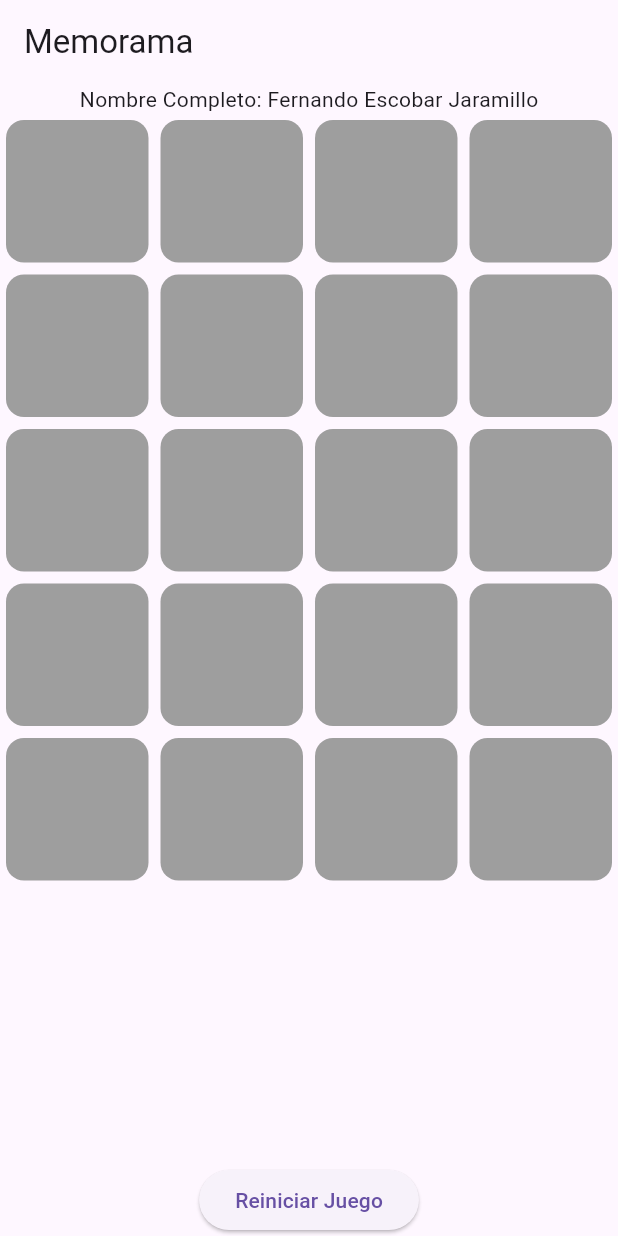
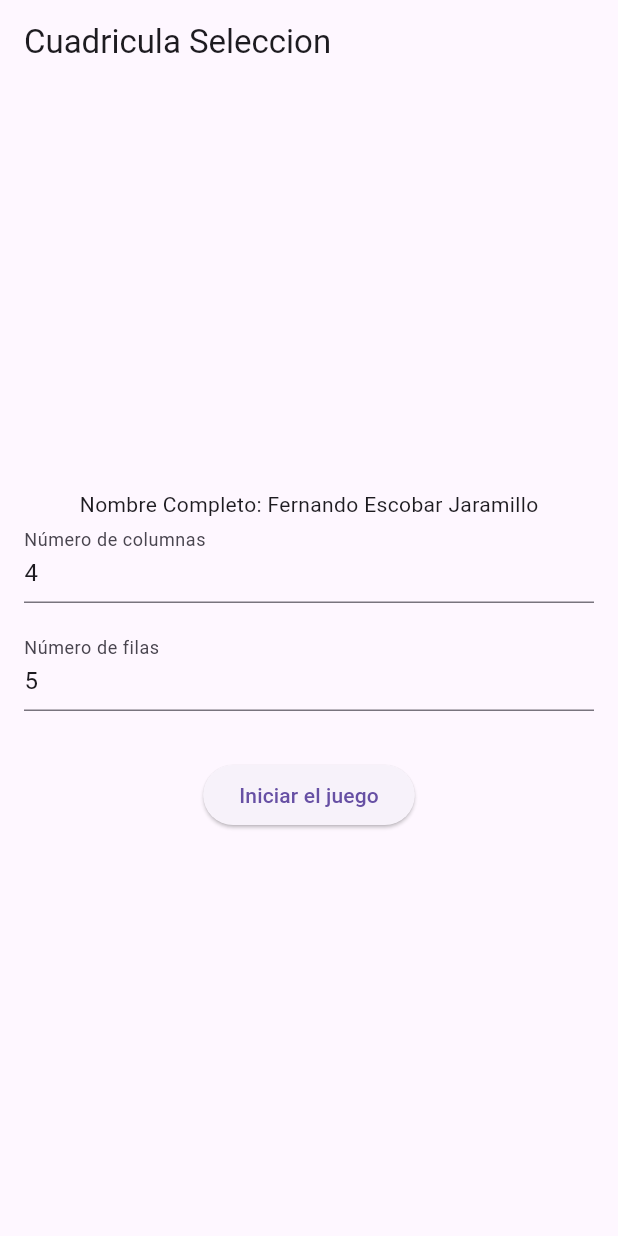
Before and after one commit to Fundamentos-Moviles/exameni-FerZea, a Flutter app: the screen it shows after launch, on a phone screen of 412 x 824 dp. Run offline on Flutter 3.47's test engine with Material 3 defaults, Android fonts, the phone set to English and light mode, and no system bars.

Commit message:
V1 de menu falta una comprobacion ya que no puede tamanos grandes

```diff
--- a/lib/main.dart
+++ b/lib/main.dart
@@ -1,5 +1,5 @@
 import 'package:flutter/material.dart';
-import 'memoramaGame.dart';
+import 'seleccion_menu.dart';
 
 void main() {
   runApp(MyApp());
@@ -9,7 +9,7 @@ class MyApp extends StatelessWidget {
   @override
   Widget build(BuildContext context) {
     return MaterialApp(
-      home: MemoramaGame(),
+      home: Seleccion_menu(),
     );
   }
 }
--- a/lib/memoramaGame.dart
+++ b/lib/memoramaGame.dart
@@ -2,6 +2,11 @@ import 'package:flutter/material.dart';
 import 'random_colors.dart';
 
 class MemoramaGame extends StatefulWidget {
+  final int gridWidth;
+  final int gridHeight;
+
+  MemoramaGame({this.gridWidth = 4, this.gridHeight = 5}); // valores por defecto
+
   @override
   _MemoramaGameState createState() => _MemoramaGameState();
 }
@@ -10,9 +15,6 @@ class _MemoramaGameState extends State<MemoramaGame> {
   List<Color> colors = [];
   List<bool> visibility = [];
   List<int> selected = [];
-
-  int gridWidth = 4;
-  int gridHeight = 5;
 
   @override
   void initState() {
@@ -26,7 +28,7 @@ class _MemoramaGameState extends State<MemoramaGame> {
   void generateInitialGrid() {
     Set<Color> uniqueColors = Set();  // usamos un Set para evitar dobles
 
-    while (uniqueColors.length < (gridWidth * gridHeight) ~/ 2) {
+    while (uniqueColors.length < (widget.gridWidth * widget.gridHeight) ~/ 2) {
       uniqueColors.add(randomColor());
     }
 
@@ -34,8 +36,8 @@ class _MemoramaGameState extends State<MemoramaGame> {
     colorPairs.addAll(uniqueColors);
     colorPairs.shuffle();
 
-    colors = List.generate(gridWidth * gridHeight, (index) => colorPairs[index]);
-    visibility = List.generate(gridWidth * gridHeight, (index) => false);
+    colors = List.generate(widget.gridWidth * widget.gridHeight, (index) => colorPairs[index]);
+    visibility = List.generate(widget.gridWidth * widget.gridHeight, (index) => false);
   }
 
   void restartGame() {
@@ -109,7 +111,7 @@ class _MemoramaGameState extends State<MemoramaGame> {
           Expanded(
             child: GridView.builder(
               gridDelegate: SliverGridDelegateWithFixedCrossAxisCount(
-                crossAxisCount: gridWidth,  // Número de columnas
+                crossAxisCount: widget.gridWidth,  // Número de columnas
                 childAspectRatio: 1.0,  // Aspecto de cada celda (1:1)
               ),
               shrinkWrap: true,
--- /dev/null
+++ b/lib/seleccion_menu.dart
@@ -0,0 +1,60 @@
+import 'package:flutter/material.dart';
+import 'memoramaGame.dart';
+
+class Seleccion_menu extends StatefulWidget {
+  const Seleccion_menu({super.key});
+
+  @override
+  State<Seleccion_menu> createState() => _Seleccion_menuState();
+}
+
+class _Seleccion_menuState extends State<Seleccion_menu> {
+  TextEditingController widthController = TextEditingController(text: "4");
+  TextEditingController heightController = TextEditingController(text: "5");
+
+  @override
+  Widget build(BuildContext context) {
+    return Scaffold(
+      appBar: AppBar(title: Text("Cuadricula Seleccion")),
+      body: Padding(
+        padding: EdgeInsets.all(16),
+        child: Column(
+          mainAxisAlignment: MainAxisAlignment.center,
+          children: [
+            Text("Nombre Completo: Fernando Escobar Jaramillo"),
+            TextField(
+              controller: widthController,
+              keyboardType: TextInputType.number,
+              decoration: InputDecoration(
+                labelText: "Número de columnas",
+              ),
+            ),
+            SizedBox(height: 16),
+            TextField(
+              controller: heightController,
+              keyboardType: TextInputType.number,
+              decoration: InputDecoration(
+                labelText: "Número de filas",
+              ),
+            ),
+            SizedBox(height: 32),
+            ElevatedButton(
+              onPressed: () {
+                int columns = int.tryParse(widthController.text) ?? 4;
+                int rows = int.tryParse(heightController.text) ?? 5;
+
+                Navigator.push(
+                  context,
+                  MaterialPageRoute(
+                    builder: (_) => MemoramaGame(gridWidth: columns, gridHeight: rows),
+                  ),
+                );
+              },
+              child: Text("Iniciar el juego"),
+            ),
+          ],
+        ),
+      ),
+    );
+  }
+}
```
